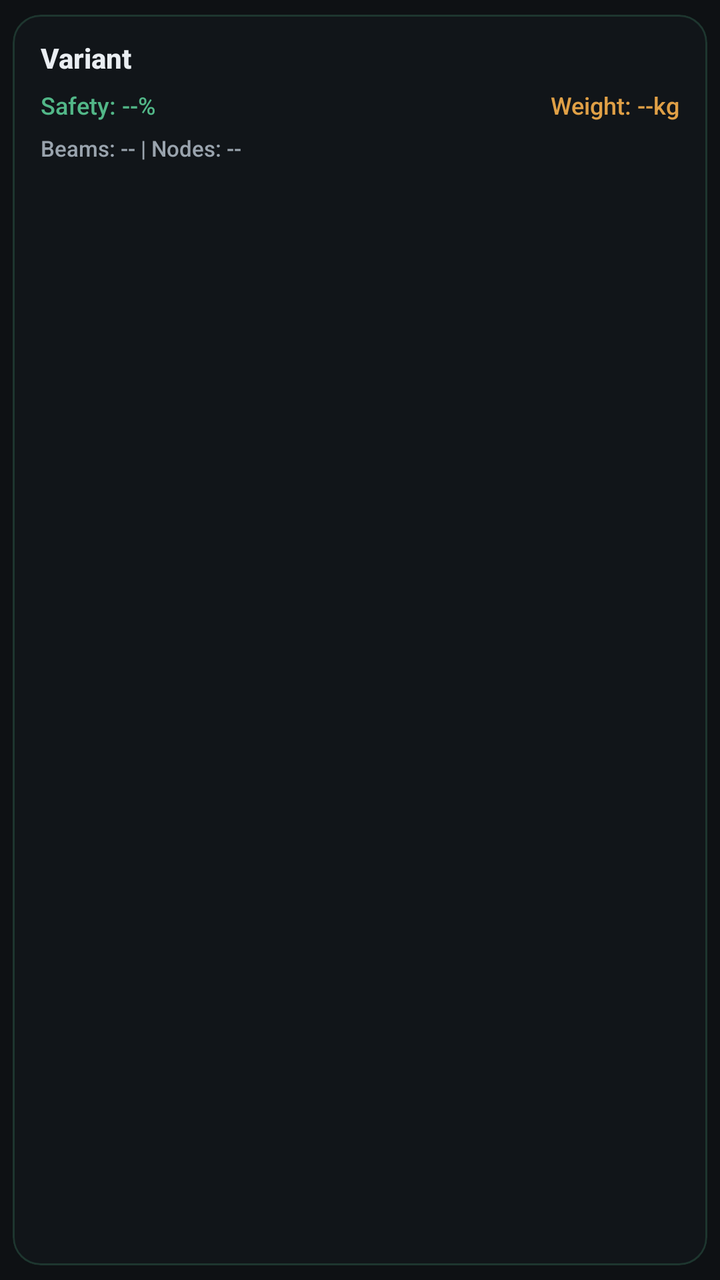
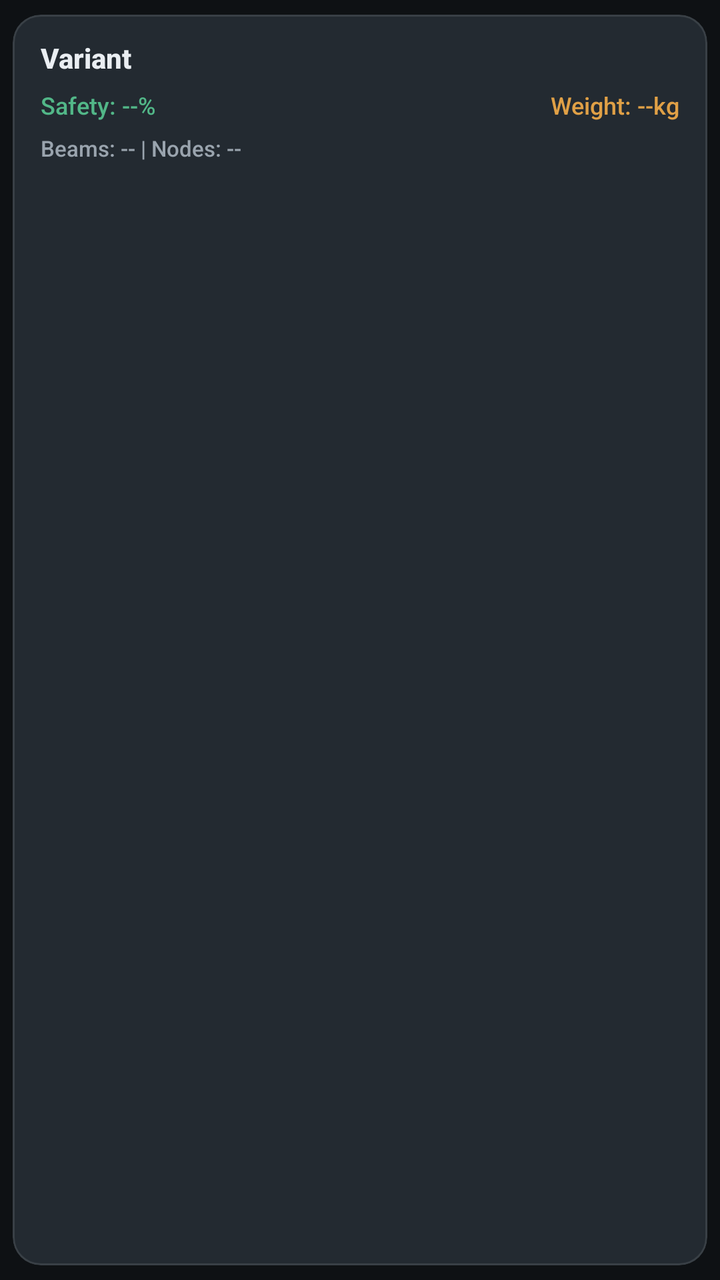

The first picture is an Android layout as it rendered before a commit; the second is the same layout after the commit. The layout source and the unified diff follow.
<!-- AndroidManifest.xml: application theme Theme.AIBrain -->
<!-- res/layout/item_variant_option.xml -->
<?xml version="1.0" encoding="utf-8"?>
<com.google.android.material.card.MaterialCardView xmlns:android="http://schemas.android.com/apk/res/android"
    xmlns:app="http://schemas.android.com/apk/res-auto"
    android:id="@+id/card_root"
    android:layout_width="match_parent"
    android:layout_height="wrap_content"
    android:layout_marginBottom="10dp"
    app:cardCornerRadius="14dp"
    app:cardUseCompatPadding="true"
    app:strokeWidth="1dp"
    app:strokeColor="@color/cyan_alpha_20"
    app:cardBackgroundColor="@color/transparent_panel">

    <LinearLayout
        android:layout_width="match_parent"
        android:layout_height="wrap_content"
        android:orientation="vertical"
        android:paddingStart="14dp"
        android:paddingEnd="14dp"
        android:paddingTop="12dp"
        android:paddingBottom="12dp">

        <TextView
            android:id="@+id/tv_title"
            android:layout_width="match_parent"
            android:layout_height="wrap_content"
            android:text="Variant"
            android:textColor="@color/text_white_bright"
            android:textSize="14sp"
            android:textStyle="bold"
            android:fontFamily="sans-serif-medium"
            android:layout_marginBottom="6dp" />

        <LinearLayout
            android:layout_width="match_parent"
            android:layout_height="wrap_content"
            android:orientation="horizontal"
            android:layout_marginBottom="6dp">

            <TextView
                android:id="@+id/tv_safety"
                android:layout_width="0dp"
                android:layout_height="wrap_content"
                android:layout_weight="1"
                android:text="Safety: --%"
                android:textColor="@color/cyan_primary"
                android:textSize="12sp"
                android:fontFamily="sans-serif-medium" />

            <TextView
                android:id="@+id/tv_weight"
                android:layout_width="0dp"
                android:layout_height="wrap_content"
                android:layout_weight="1"
                android:gravity="end"
                android:text="Weight: --kg"
                android:textColor="@color/orange_primary"
                android:textSize="12sp"
                android:fontFamily="sans-serif-medium" />
        </LinearLayout>

        <TextView
            android:id="@+id/tv_stats"
            android:layout_width="match_parent"
            android:layout_height="wrap_content"
            android:text="Beams: -- | Nodes: --"
            android:textColor="@color/text_white_dim"
            android:textSize="11sp"
            android:fontFamily="sans-serif-medium"
            android:layout_marginBottom="8dp" />

        <TextView
            android:id="@+id/tv_preview"
            android:layout_width="match_parent"
            android:layout_height="wrap_content"
            android:text=""
            android:textColor="@color/text_white_dim"
            android:textSize="11sp"
            android:fontFamily="sans-serif-medium"
            android:maxLines="2"
            android:ellipsize="end" />

    </LinearLayout>

</com.google.android.material.card.MaterialCardView>
<!-- resources referenced by this layout -->
<resources>
  <color name="cyan_alpha_20">#335AA9E6</color>
  <color name="cyan_primary">#5AA9E6</color>
  <color name="orange_primary">#E0A046</color>
  <color name="text_white_bright">#EAEEF2</color>
  <color name="text_white_dim">#9AA4AE</color>
  <color name="transparent_panel">#AA13171B</color>
  <style name="Theme.AIBrain" parent="Base.Theme.AIBrain" />
  <style name="Base.Theme.AIBrain" parent="Theme.Material3.Dark.NoActionBar">
          <item name="colorPrimary">@color/cyan_primary</item>
          <item name="colorOnPrimary">@color/space_deepest</item>
          <item name="colorPrimaryContainer">@color/cyan_deeper</item>
          <item name="colorOnPrimaryContainer">@color/text_white</item>
  
          <item name="colorSecondary">@color/orange_primary</item>
          <item name="colorOnSecondary">@color/space_deepest</item>
          <item name="colorSecondaryContainer">@color/space_light</item>
          <item name="colorOnSecondaryContainer">@color/text_white</item>
  
          <item name="colorSurface">@color/space_medium</item>
          <item name="colorOnSurface">@color/text_white</item>
          <item name="android:colorBackground">@color/space_deepest</item>
          <item name="colorOnBackground">@color/text_white</item>
  
          <item name="android:windowBackground">@color/window_background</item>
          <item name="android:statusBarColor">@android:color/transparent</item>
          <item name="android:navigationBarColor">@color/navigation_bar</item>
          <item name="android:windowLightStatusBar">false</item>
          <item name="android:windowLightNavigationBar">false</item>
      </style>
  <color name="space_deepest">#0E1114</color>
  <color name="cyan_deeper">#244D6B</color>
  <color name="text_white">#F2F4F6</color>
  <color name="space_light">#232A31</color>
  <color name="space_medium">#1A1F24</color>
  <color name="window_background">#FF0E1114</color>
  <color name="navigation_bar">#FF13171B</color>
</resources>

<!-- the commit's change to res/layout/item_variant_option.xml (unified diff, before → after) -->
@@ -6,10 +6,11 @@
     android:layout_height="wrap_content"
     android:layout_marginBottom="10dp"
     app:cardCornerRadius="14dp"
+    app:cardElevation="0dp"
     app:cardUseCompatPadding="true"
     app:strokeWidth="1dp"
-    app:strokeColor="@color/cyan_alpha_20"
-    app:cardBackgroundColor="@color/transparent_panel">
+    app:strokeColor="@color/white_alpha_10"
+    app:cardBackgroundColor="@color/space_light">
 
     <LinearLayout
         android:layout_width="match_parent"
<!-- resource entries referenced after the edit -->
@@ -1,11 +1,10 @@
 <!-- resources referenced by this layout -->
 <resources>
-  <color name="cyan_alpha_20">#335AA9E6</color>
   <color name="cyan_primary">#5AA9E6</color>
   <color name="orange_primary">#E0A046</color>
   <color name="text_white_bright">#EAEEF2</color>
   <color name="text_white_dim">#9AA4AE</color>
-  <color name="transparent_panel">#AA13171B</color>
+  <color name="white_alpha_10">#1AFFFFFF</color>
   <style name="Theme.AIBrain" parent="Base.Theme.AIBrain" />
   <style name="Base.Theme.AIBrain" parent="Theme.Material3.Dark.NoActionBar">
           <item name="colorPrimary">@color/cyan_primary</item>
